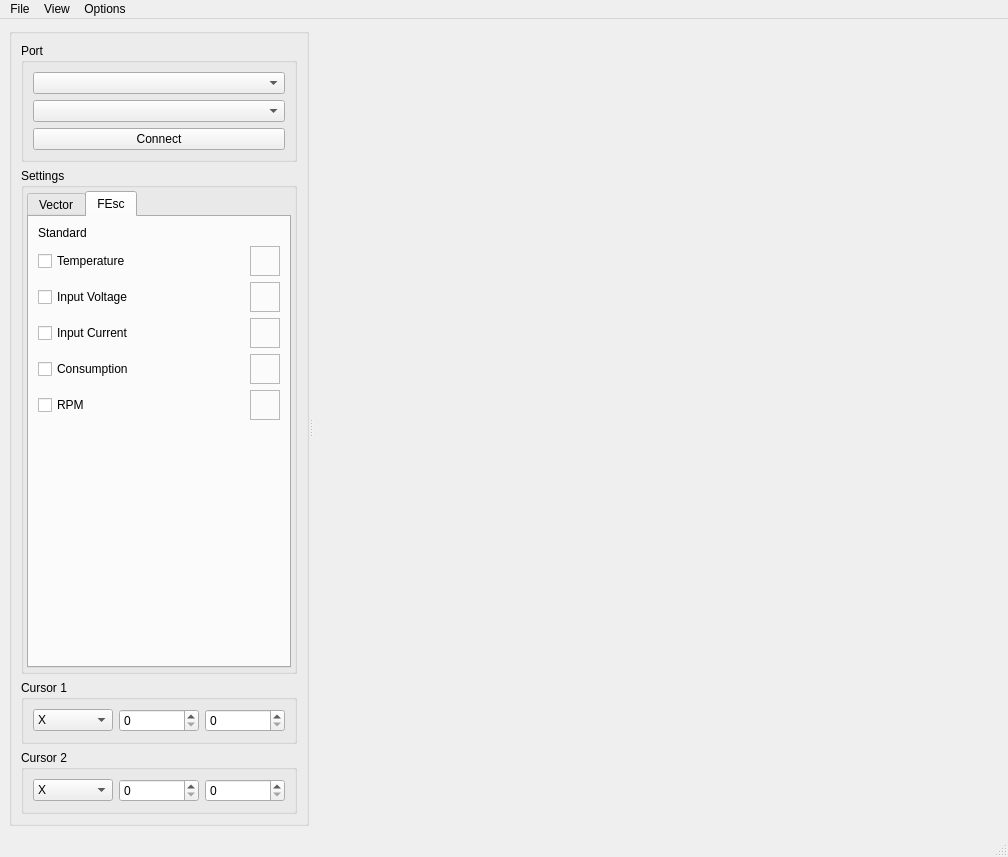
Qt form ui/mainwindow.ui (Yuri-Sharapov/QVectorDebug) before a commit.
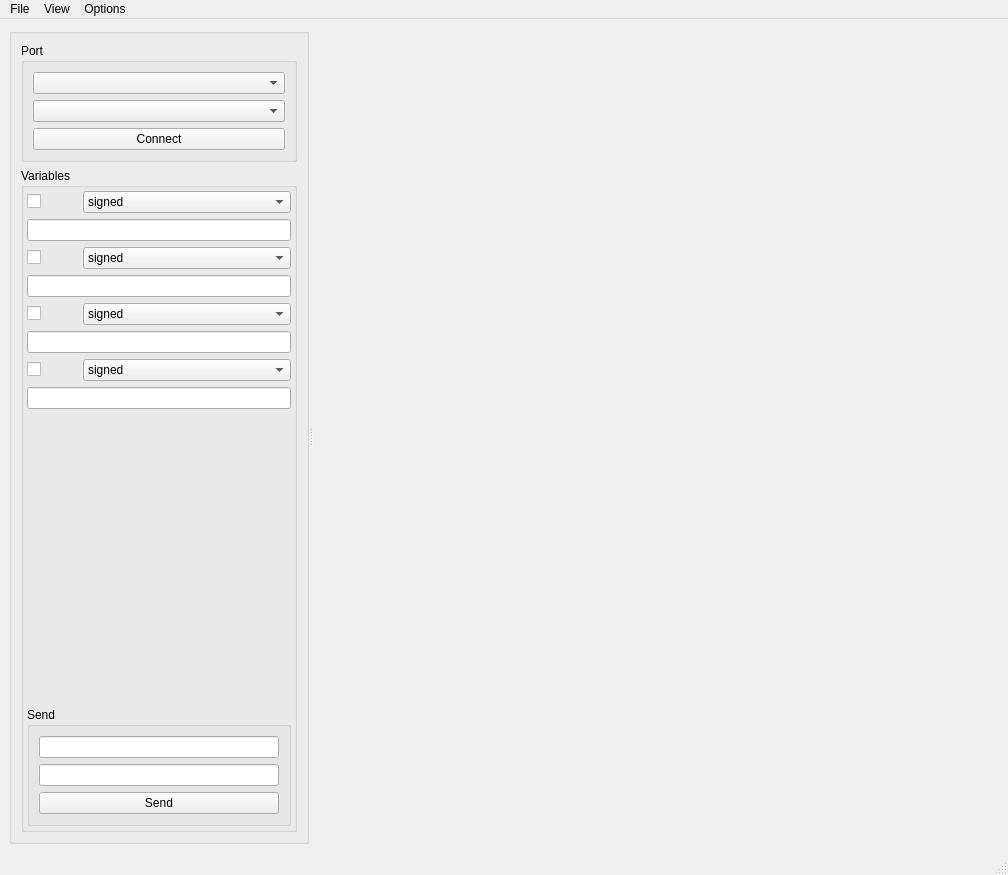
The same form after that commit. Icons and pictures are not drawn.

The edit to the form file:
```diff
--- a/ui/mainwindow.ui
+++ b/ui/mainwindow.ui
@@ -7,7 +7,7 @@
     <x>0</x>
     <y>0</y>
     <width>1008</width>
-    <height>857</height>
+    <height>875</height>
    </rect>
   </property>
   <property name="sizePolicy">
@@ -104,7 +104,7 @@
            </sizepolicy>
           </property>
           <property name="title">
-           <string>Settings</string>
+           <string>Variables</string>
           </property>
           <layout class="QVBoxLayout" name="verticalLayout_3">
            <property name="leftMargin">
@@ -120,70 +120,6 @@
             <number>3</number>
            </property>
            <item>
-            <widget class="QTabWidget" name="tabWidget">
-             <property name="currentIndex">
-              <number>1</number>
-             </property>
-             <widget class="QWidget" name="tab">
-              <attribute name="title">
-               <string>Vector</string>
-              </attribute>
-              <layout class="QVBoxLayout" name="verticalLayout_4">
-               <property name="bottomMargin">
-                <number>9</number>
-               </property>
-               <item>
-                <layout class="QVBoxLayout" name="laySettings_1">
-                 <item>
-                  <layout class="QHBoxLayout" name="laySettingsCb_1">
-                   <item>
-                    <widget class="QCheckBox" name="cbEnabled_1">
-                     <property name="maximumSize">
-                      <size>
-                       <width>50</width>
-                       <height>16777215</height>
-                      </size>
-                     </property>
-                     <property name="text">
-                      <string/>
-                     </property>
-                     <property name="icon">
-                      <iconset resource="../res.qrc">
-                       <normaloff>:/icons/red-circle.png</normaloff>:/icons/red-circle.png</iconset>
-                     </property>
-                     <property name="iconSize">
-                      <size>
-                       <width>32</width>
-                       <height>32</height>
-                      </size>
-                     </property>
-                    </widget>
-                   </item>
-                   <item>
-                    <widget class="QComboBox" name="cbSign_1">
-                     <property name="currentText">
-                      <string>signed</string>
-                     </property>
-                     <item>
-                      <property name="text">
-                       <string>signed</string>
-                      </property>
-                     </item>
-                     <item>
-                      <property name="text">
-                       <string>unsigned</string>
-                      </property>
-                     </item>
-                    </widget>
-                   </item>
-                  </layout>
-                 </item>
-                 <item>
-                  <widget class="QLineEdit" name="leName_1"/>
-                 </item>
-                </layout>
-               </item>
-               <item>
                 <layout class="QVBoxLayout" name="laySettings_2">
                  <item>
                   <layout class="QHBoxLayout" name="laySettingsCb_2">
@@ -285,6 +221,57 @@
                  </item>
                 </layout>
                </item>
+           <item>
+            <layout class="QVBoxLayout" name="laySettings_1">
+             <item>
+              <layout class="QHBoxLayout" name="laySettingsCb_1">
+               <item>
+                <widget class="QCheckBox" name="cbEnabled_1">
+                 <property name="maximumSize">
+                  <size>
+                   <width>50</width>
+                   <height>16777215</height>
+                  </size>
+                 </property>
+                 <property name="text">
+                  <string/>
+                 </property>
+                 <property name="icon">
+                  <iconset resource="../res.qrc">
+                   <normaloff>:/icons/red-circle.png</normaloff>:/icons/red-circle.png</iconset>
+                 </property>
+                 <property name="iconSize">
+                  <size>
+                   <width>32</width>
+                   <height>32</height>
+                  </size>
+                 </property>
+                </widget>
+               </item>
+               <item>
+                <widget class="QComboBox" name="cbSign_1">
+                 <property name="currentText">
+                  <string>signed</string>
+                 </property>
+                 <item>
+                  <property name="text">
+                   <string>signed</string>
+                  </property>
+                 </item>
+                 <item>
+                  <property name="text">
+                   <string>unsigned</string>
+                  </property>
+                 </item>
+                </widget>
+               </item>
+              </layout>
+             </item>
+             <item>
+              <widget class="QLineEdit" name="leName_1"/>
+             </item>
+            </layout>
+           </item>
                <item>
                 <layout class="QVBoxLayout" name="laySettings_4">
                  <item>
@@ -373,328 +360,6 @@
                </item>
               </layout>
              </widget>
-             <widget class="QWidget" name="tab_2">
-              <attribute name="title">
-               <string>FEsc</string>
-              </attribute>
-              <layout class="QVBoxLayout" name="verticalLayout_5">
-               <item>
-                <widget class="QLabel" name="label">
-                 <property name="maximumSize">
-                  <size>
-                   <width>16777215</width>
-                   <height>20</height>
-                  </size>
-                 </property>
-                 <property name="text">
-                  <string>Standard</string>
-                 </property>
-                </widget>
-               </item>
-               <item>
-                <layout class="QHBoxLayout" name="horizontalLayout_6">
-                 <item>
-                  <widget class="QCheckBox" name="cbEscTemperature">
-                   <property name="text">
-                    <string>Temperature</string>
-                   </property>
-                  </widget>
-                 </item>
-                 <item>
-                  <widget class="QFrame" name="frame_5">
-                   <property name="minimumSize">
-                    <size>
-                     <width>30</width>
-                     <height>30</height>
-                    </size>
-                   </property>
-                   <property name="maximumSize">
-                    <size>
-                     <width>30</width>
-                     <height>30</height>
-                    </size>
-                   </property>
-                   <property name="frameShape">
-                    <enum>QFrame::StyledPanel</enum>
-                   </property>
-                   <property name="frameShadow">
-                    <enum>QFrame::Raised</enum>
-                   </property>
-                  </widget>
-                 </item>
-                </layout>
-               </item>
-               <item>
-                <layout class="QHBoxLayout" name="horizontalLayout_3">
-                 <item>
-                  <widget class="QCheckBox" name="cbEscVoltage">
-                   <property name="text">
-                    <string>Input Voltage</string>
-                   </property>
-                  </widget>
-                 </item>
-                 <item>
-                  <widget class="QFrame" name="frame_2">
-                   <property name="minimumSize">
-                    <size>
-                     <width>30</width>
-                     <height>30</height>
-                    </size>
-                   </property>
-                   <property name="maximumSize">
-                    <size>
-                     <width>30</width>
-                     <height>30</height>
-                    </size>
-                   </property>
-                   <property name="frameShape">
-                    <enum>QFrame::StyledPanel</enum>
-                   </property>
-                   <property name="frameShadow">
-                    <enum>QFrame::Raised</enum>
-                   </property>
-                  </widget>
-                 </item>
-                </layout>
-               </item>
-               <item>
-                <layout class="QHBoxLayout" name="horizontalLayout_4">
-                 <item>
-                  <widget class="QCheckBox" name="cbEscCurrent">
-                   <property name="text">
-                    <string>Input Current</string>
-                   </property>
-                  </widget>
-                 </item>
-                 <item>
-                  <widget class="QFrame" name="frame_3">
-                   <property name="minimumSize">
-                    <size>
-                     <width>30</width>
-                     <height>30</height>
-                    </size>
-                   </property>
-                   <property name="maximumSize">
-                    <size>
-                     <width>30</width>
-                     <height>30</height>
-                    </size>
-                   </property>
-                   <property name="frameShape">
-                    <enum>QFrame::StyledPanel</enum>
-                   </property>
-                   <property name="frameShadow">
-                    <enum>QFrame::Raised</enum>
-                   </property>
-                  </widget>
-                 </item>
-                </layout>
-               </item>
-               <item>
-                <layout class="QHBoxLayout" name="horizontalLayout_5">
-                 <item>
-                  <widget class="QCheckBox" name="cbEscPower">
-                   <property name="text">
-                    <string>Consumption</string>
-                   </property>
-                  </widget>
-                 </item>
-                 <item>
-                  <widget class="QFrame" name="frame_4">
-                   <property name="minimumSize">
-                    <size>
-                     <width>30</width>
-                     <height>30</height>
-                    </size>
-                   </property>
-                   <property name="maximumSize">
-                    <size>
-                     <width>30</width>
-                     <height>30</height>
-                    </size>
-                   </property>
-                   <property name="frameShape">
-                    <enum>QFrame::StyledPanel</enum>
-                   </property>
-                   <property name="frameShadow">
-                    <enum>QFrame::Raised</enum>
-                   </property>
-                  </widget>
-                 </item>
-                </layout>
-               </item>
-               <item>
-                <layout class="QHBoxLayout" name="horizontalLayout_7">
-                 <item>
-                  <widget class="QCheckBox" name="cbEscRpm">
-                   <property name="text">
-                    <string>RPM</string>
-                   </property>
-                  </widget>
-                 </item>
-                 <item>
-                  <widget class="QFrame" name="frame_6">
-                   <property name="minimumSize">
-                    <size>
-                     <width>30</width>
-                     <height>30</height>
-                    </size>
-                   </property>
-                   <property name="maximumSize">
-                    <size>
-                     <width>30</width>
-                     <height>30</height>
-                    </size>
-                   </property>
-                   <property name="frameShape">
-                    <enum>QFrame::StyledPanel</enum>
-                   </property>
-                   <property name="frameShadow">
-                    <enum>QFrame::Raised</enum>
-                   </property>
-                  </widget>
-                 </item>
-                </layout>
-               </item>
-               <item>
-                <spacer name="verticalSpacer_2">
-                 <property name="orientation">
-                  <enum>Qt::Vertical</enum>
-                 </property>
-                 <property name="sizeHint" stdset="0">
-                  <size>
-                   <width>20</width>
-                   <height>40</height>
-                  </size>
-                 </property>
-                </spacer>
-               </item>
-              </layout>
-             </widget>
-            </widget>
-           </item>
-          </layout>
-         </widget>
-        </item>
-        <item>
-         <widget class="QGroupBox" name="gbCursor1">
-          <property name="minimumSize">
-           <size>
-            <width>0</width>
-            <height>60</height>
-           </size>
-          </property>
-          <property name="title">
-           <string>Cursor 1</string>
-          </property>
-          <layout class="QHBoxLayout" name="horizontalLayout">
-           <item>
-            <widget class="QComboBox" name="cbCursor1">
-             <property name="minimumSize">
-              <size>
-               <width>0</width>
-               <height>20</height>
-              </size>
-             </property>
-             <item>
-              <property name="text">
-               <string>X</string>
-              </property>
-             </item>
-             <item>
-              <property name="text">
-               <string>Y</string>
-              </property>
-             </item>
-             <item>
-              <property name="text">
-               <string>XY</string>
-              </property>
-             </item>
-            </widget>
-           </item>
-           <item>
-            <widget class="QSpinBox" name="sbCursorX1">
-             <property name="minimumSize">
-              <size>
-               <width>0</width>
-               <height>20</height>
-              </size>
-             </property>
-            </widget>
-           </item>
-           <item>
-            <widget class="QSpinBox" name="sbCursorY1">
-             <property name="minimumSize">
-              <size>
-               <width>0</width>
-               <height>20</height>
-              </size>
-             </property>
-            </widget>
-           </item>
-          </layout>
-         </widget>
-        </item>
-        <item>
-         <widget class="QGroupBox" name="gbCursor2">
-          <property name="minimumSize">
-           <size>
-            <width>0</width>
-            <height>60</height>
-           </size>
-          </property>
-          <property name="title">
-           <string>Cursor 2</string>
-          </property>
-          <layout class="QHBoxLayout" name="horizontalLayout_8">
-           <item>
-            <widget class="QComboBox" name="cbCursor2">
-             <property name="minimumSize">
-              <size>
-               <width>0</width>
-               <height>20</height>
-              </size>
-             </property>
-             <item>
-              <property name="text">
-               <string>X</string>
-              </property>
-             </item>
-             <item>
-              <property name="text">
-               <string>Y</string>
-              </property>
-             </item>
-             <item>
-              <property name="text">
-               <string>XY</string>
-              </property>
-             </item>
-            </widget>
-           </item>
-           <item>
-            <widget class="QSpinBox" name="sbCursorX2">
-             <property name="minimumSize">
-              <size>
-               <width>0</width>
-               <height>20</height>
-              </size>
-             </property>
-            </widget>
-           </item>
-           <item>
-            <widget class="QSpinBox" name="sbCursorY2">
-             <property name="minimumSize">
-              <size>
-               <width>0</width>
-               <height>20</height>
-              </size>
-             </property>
-            </widget>
-           </item>
-          </layout>
-         </widget>
         </item>
        </layout>
       </widget>
```
Left out of the diff: 22 changed lines with no effect on the pictures. Lines whose indentation alone changed are shown as unchanged.
